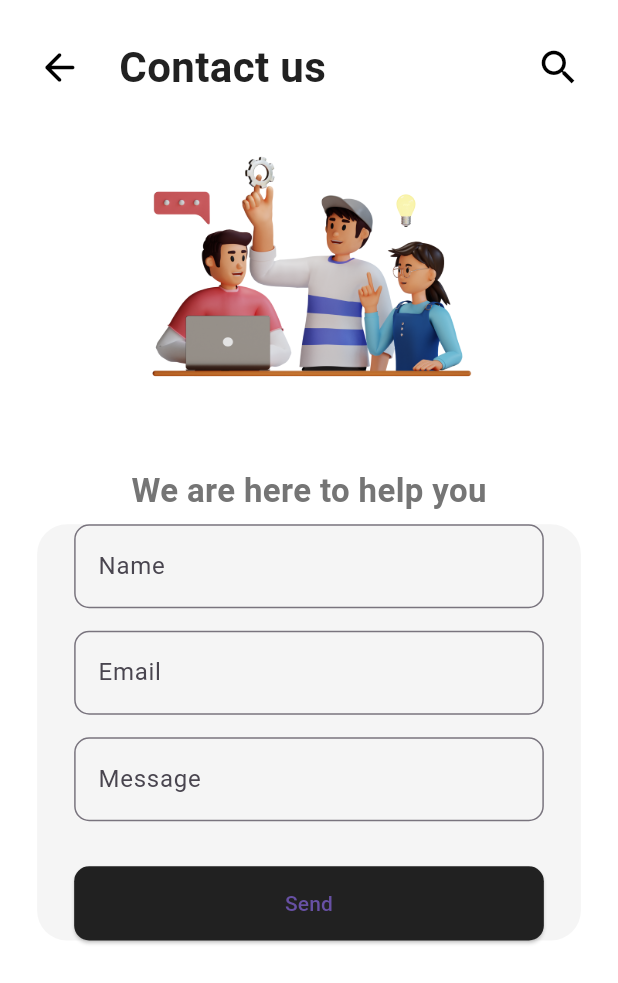
After one commit to immanuelmathari/flutter-task-management, a Flutter app: the menuPage screen opened directly, after a tap on "Contact Us", on a phone screen of 412 x 824 dp. The commit adds this screen. Shown: the top 983 px of the screen. Run offline on Flutter 3.47's test engine with Material 3 defaults, Android fonts, the phone set to English and light mode, and no system bars; our stand-ins replace dotted_border.

Commit message:
contact us page

```diff
--- /dev/null
+++ b/lib/Screens/ContactPage.dart
@@ -0,0 +1,111 @@
+import 'package:flutter/material.dart';
+import 'package:taskmanagement/Screens/MenuPage.dart';
+import 'package:taskmanagement/components/customText.dart';
+import 'package:taskmanagement/components/upper_header.dart';
+
+class ContactUs extends StatelessWidget{
+  const ContactUs({super.key});
+
+  @override
+  Widget build(BuildContext context) {
+    var he = MediaQuery.of(context).size.height;
+    return SafeArea(
+      child: Scaffold(
+        backgroundColor: Colors.white,
+        body: Padding(
+          padding: EdgeInsets.only(left: he * 0.03, right: he * 0.03),
+          child: Column(
+            children: [
+              upperHeader('Contact us', context, true, page: menuPage()),
+              Container(
+                height: he * 0.3,
+                width: he * 0.35,
+                child: Image.asset('assets/png.png')
+              ),
+              Text(
+                "We are here to help you",
+                style: TextStyle(
+                  color: Colors.grey.shade600,
+                  fontSize: 22,
+                  fontWeight: FontWeight.bold
+                )
+              ),
+              SizedBox(
+                height: he * 0.008,
+              ),
+              Container(
+                decoration: BoxDecoration(
+                  color: Colors.grey.shade100,
+                  borderRadius: BorderRadius.circular(20),
+                ),
+                width: double.infinity,
+                child: Padding(
+                  padding: EdgeInsets.only(
+                    left: he * 0.03,
+                    right: he * 0.03,
+                  ),
+                  child: Column(
+                    mainAxisAlignment: MainAxisAlignment.center,
+                    children: [
+                      TextFormField(
+                        decoration: InputDecoration(
+                          labelText: 'Name',
+                          hintText: "Enter you name",
+                          border: OutlineInputBorder(
+                            borderRadius: BorderRadius.circular(10.0),
+                          )
+                        )
+                      ),
+                      const SizedBox(
+                        height: 15,
+                      ),
+                      TextFormField(
+                        decoration: InputDecoration(
+                          labelText: "Email",
+                          hintText: "Enter your email",
+                          border: OutlineInputBorder(
+                            borderRadius: BorderRadius.circular(10.0)
+                          )
+                        )
+                      ),
+                      const SizedBox(
+                        height: 15,
+                      ),
+                      TextFormField(
+                        keyboardType: TextInputType.text,
+                        decoration: InputDecoration(
+                          labelText: 'Message',
+                          hintText: 'Enter your message',
+                          border: OutlineInputBorder(
+                            borderRadius: BorderRadius.circular(10.0),
+                          )
+                        )
+                      ),
+                      const SizedBox(
+                        height: 30,
+                      ),
+                      Container(
+                        width: double.infinity,
+                        height: he * 0.06,
+                        child: ElevatedButton(
+                          onPressed: () {},
+                          child: const Text("Send"),
+                          style: ElevatedButton.styleFrom(
+                            backgroundColor: Colors.grey.shade900,
+                            shape: RoundedRectangleBorder(
+                              borderRadius: BorderRadius.circular(10.0),
+                            )
+                          )
+                        )
+                      )
+                    ]
+                  )
+                )
+              )
+            ],
+          )
+        ),
+      ),
+    );
+  }
+}
--- a/lib/Screens/HelpPage.dart
+++ b/lib/Screens/HelpPage.dart
@@ -2,7 +2,6 @@ import 'package:flutter/material.dart';
 import 'package:taskmanagement/Screens/HomePage.dart';
 import 'package:taskmanagement/Screens/MenuPage.dart';
 import 'package:taskmanagement/components/upper_header.dart';
-import 'package:taskmanagement/components/customText.dart';
 import 'package:taskmanagement/Screens/privacySecurity.dart';
 
 class HelpPage extends StatelessWidget {
--- a/lib/Screens/MenuPage.dart
+++ b/lib/Screens/MenuPage.dart
@@ -1,5 +1,6 @@
 import 'package:flutter/material.dart';
 import 'package:flutter/services.dart';
+import 'package:taskmanagement/Screens/ContactPage.dart';
 import 'package:taskmanagement/Screens/HelpPage.dart';
 import 'package:taskmanagement/Screens/HomePage.dart';
 import 'package:taskmanagement/Screens/Settings.dart';
@@ -44,7 +45,16 @@ class _menuPageState extends State<menuPage> {
             SizedBox(
               height: he * 0.13,
             ),
-            Text('Contact Us', style: TextStyle(fontSize: 20)),
+            GestureDetector(
+              onTap: () {
+                Navigator.push(
+                  context, MaterialPageRoute(builder: (context) => const ContactUs(),
+                ),
+                );
+              },
+              child: Text('Contact Us', style: TextStyle(fontSize: 20)),
+
+            ),
             SizedBox(
               height: he * 0.03,
             ),
```
